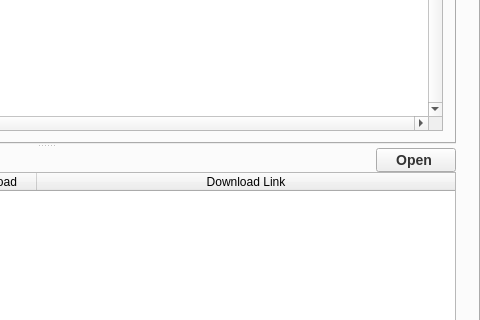
Before: the Qt Designer form mainwindow.ui in frankyeh/DSI-Studio, drawn with Qt 5; both pictures show x 792 to 1272 and y 276 to 596 of the 1272 by 758 pixel window.
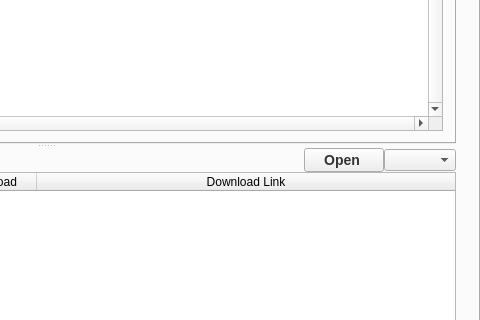
After: the same form once the commit is applied. The open tabs and pages were chosen to show the change. Icons and pictures are not drawn.

Diff of the .ui file:
```diff
--- a/mainwindow.ui
+++ b/mainwindow.ui
@@ -2891,6 +2891,9 @@
                     </property>
                    </widget>
                   </item>
+                  <item>
+                   <widget class="QComboBox" name="github_open_file_mode"/>
+                  </item>
                  </layout>
                 </item>
                 <item>
```
